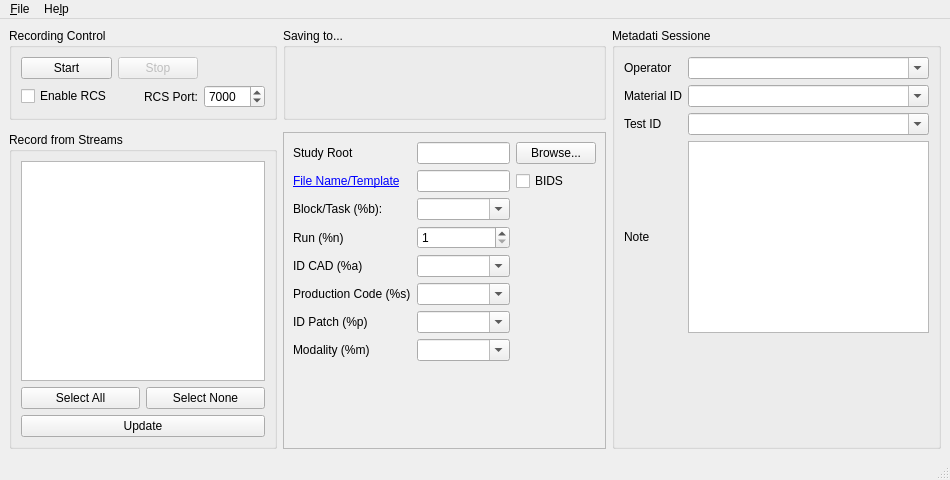
The window that src/mainwindow.ui (DavideAdaptronics/App-LabRecorder) describes before a commit, drawn with Qt 5.
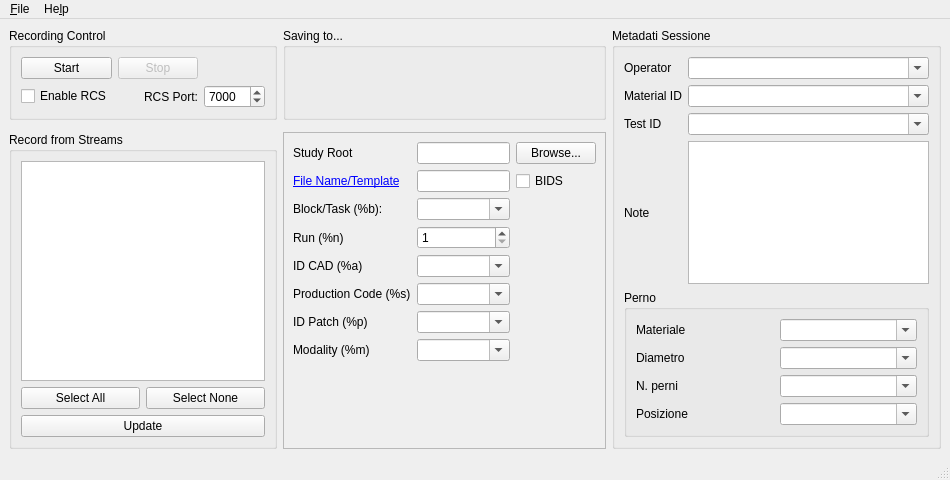
The same window after the commit.

Commit message: Aggiunta sezione perni

What changed in the file:
```diff
--- a/src/mainwindow.ui
+++ b/src/mainwindow.ui
@@ -385,6 +385,53 @@
        </widget>
       </item>
       <item row="4" column="0" colspan="2">
+       <widget class="QGroupBox" name="groupBox_perno">
+        <property name="title"><string>Perno</string></property>
+        <layout class="QGridLayout" name="gridLayout_perno">
+         <item row="0" column="0">
+          <widget class="QLabel" name="label_perno_materiale">
+           <property name="text"><string>Materiale</string></property>
+          </widget>
+         </item>
+         <item row="0" column="1">
+          <widget class="QComboBox" name="comboBox_meta_perno_materiale">
+           <property name="editable"><bool>true</bool></property>
+          </widget>
+         </item>
+         <item row="1" column="0">
+          <widget class="QLabel" name="label_perno_diametro">
+           <property name="text"><string>Diametro</string></property>
+          </widget>
+         </item>
+         <item row="1" column="1">
+          <widget class="QComboBox" name="comboBox_meta_perno_diametro">
+           <property name="editable"><bool>true</bool></property>
+          </widget>
+         </item>
+         <item row="2" column="0">
+          <widget class="QLabel" name="label_perno_numero">
+           <property name="text"><string>N. perni</string></property>
+          </widget>
+         </item>
+         <item row="2" column="1">
+          <widget class="QComboBox" name="comboBox_meta_perno_numero">
+           <property name="editable"><bool>true</bool></property>
+          </widget>
+         </item>
+         <item row="3" column="0">
+          <widget class="QLabel" name="label_perno_posizione">
+           <property name="text"><string>Posizione</string></property>
+          </widget>
+         </item>
+         <item row="3" column="1">
+          <widget class="QComboBox" name="comboBox_meta_perno_posizione">
+           <property name="editable"><bool>true</bool></property>
+          </widget>
+         </item>
+        </layout>
+       </widget>
+      </item>
+      <item row="5" column="0" colspan="2">
        <spacer name="verticalSpacer_metadata">
         <property name="orientation"><enum>Qt::Vertical</enum></property>
         <property name="sizeHint" stdset="0">
```
Left out of the diff: 1 changed line with no effect on the pictures. The commit also changes 3 other files.
